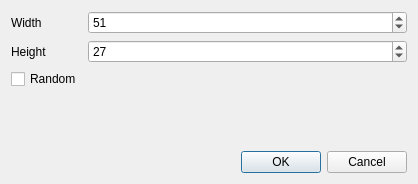
This is GUI/newmaze.ui in lopatovsky/Maze as Qt 5 draws it before an edit. The edited form follows.
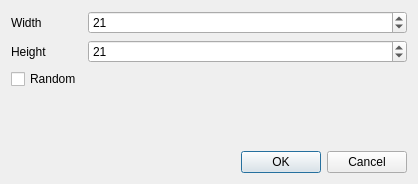
This is the edited form.

Commit message: Add teleported actor

```diff
--- a/GUI/newmaze.ui
+++ b/GUI/newmaze.ui
@@ -35,7 +35,7 @@
         <number>299</number>
        </property>
        <property name="value">
-        <number>51</number>
+        <number>21</number>
        </property>
       </widget>
      </item>
@@ -58,7 +58,7 @@
         <number>299</number>
        </property>
        <property name="value">
-        <number>27</number>
+        <number>21</number>
        </property>
       </widget>
      </item>
```
The commit also changes 2 other files.
